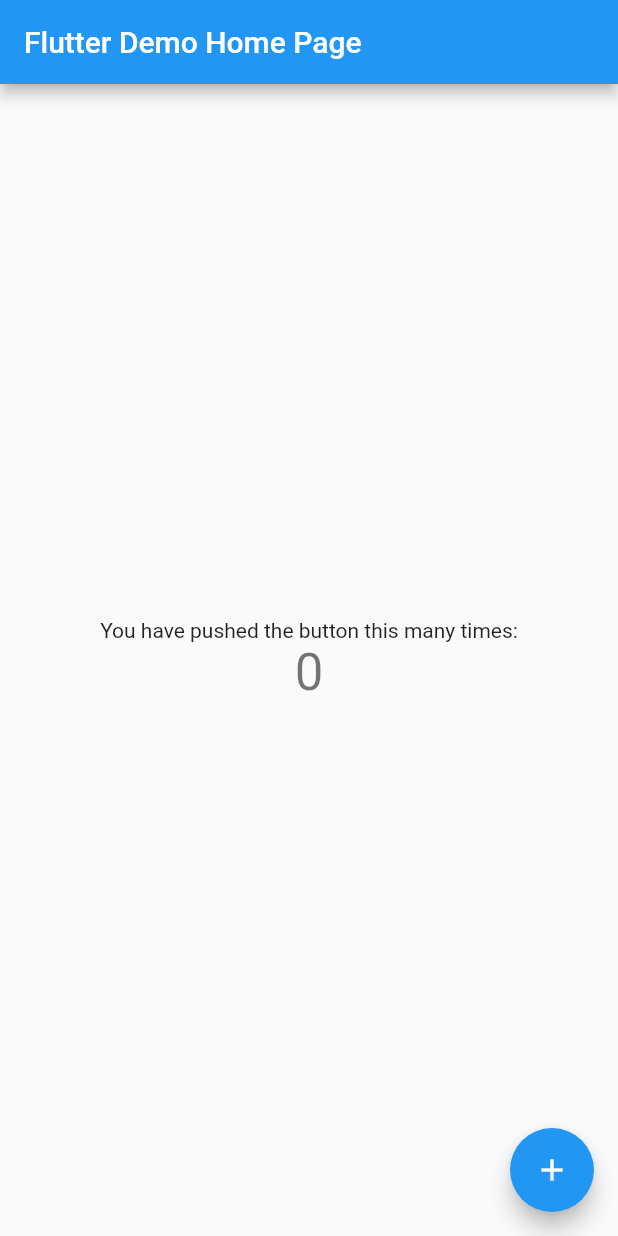
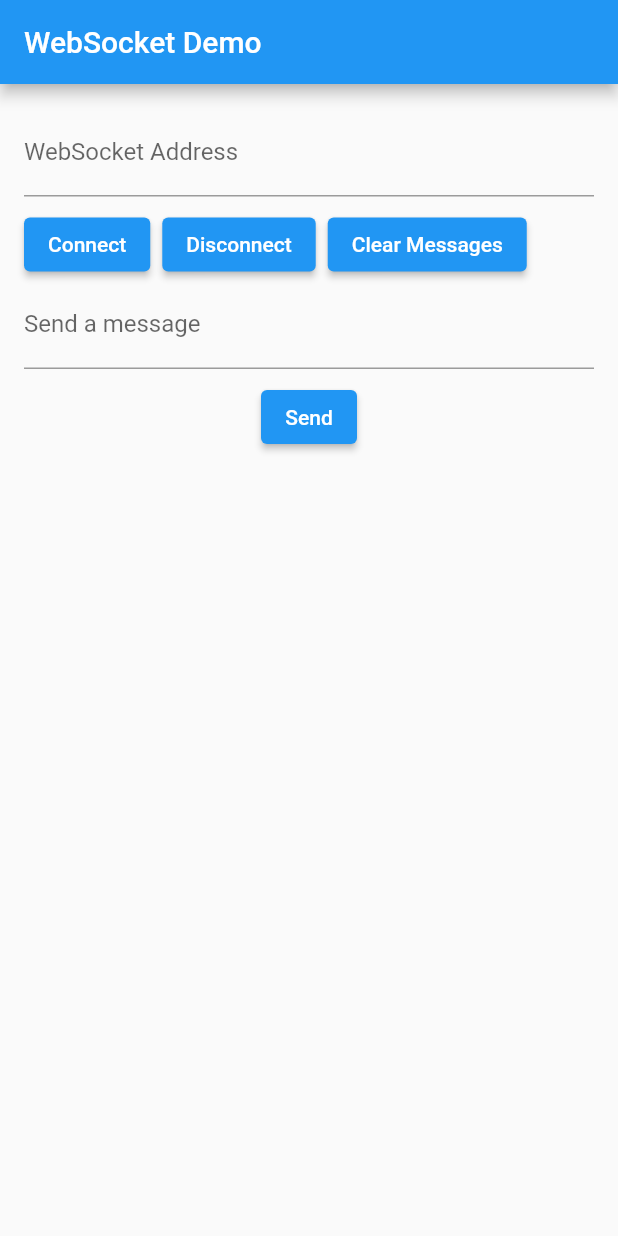
Before and after one commit to qiutuleng/flutter-websocket-demo, a Flutter app: the screen it shows after launch, on a phone screen of 412 x 824 dp. Run offline on Flutter 3.47's test engine with Material 2 defaults, Android fonts, the phone set to English and light mode, and no system bars.

Commit message:
Complete WebSocket Demo

```diff
--- a/lib/main.dart
+++ b/lib/main.dart
@@ -1,115 +1,17 @@
 import 'package:flutter/material.dart';
+import 'web_socket_page.dart';
 
-void main() {
-  runApp(const MyApp());
-}
+void main() => runApp(MyApp());
 
 class MyApp extends StatelessWidget {
-  const MyApp({super.key});
-
-  // This widget is the root of your application.
   @override
   Widget build(BuildContext context) {
     return MaterialApp(
-      title: 'Flutter Demo',
+      title: 'WebSocket Demo',
       theme: ThemeData(
-        // This is the theme of your application.
-        //
-        // Try running your application with "flutter run". You'll see the
-        // application has a blue toolbar. Then, without quitting the app, try
-        // changing the primarySwatch below to Colors.green and then invoke
-        // "hot reload" (press "r" in the console where you ran "flutter run",
-        // or simply save your changes to "hot reload" in a Flutter IDE).
-        // Notice that the counter didn't reset back to zero; the application
-        // is not restarted.
         primarySwatch: Colors.blue,
       ),
-      home: const MyHomePage(title: 'Flutter Demo Home Page'),
+      home: WebSocketPage(),
     );
   }
 }
-
-class MyHomePage extends StatefulWidget {
-  const MyHomePage({super.key, required this.title});
-
-  // This widget is the home page of your application. It is stateful, meaning
-  // that it has a State object (defined below) that contains fields that affect
-  // how it looks.
-
-  // This class is the configuration for the state. It holds the values (in this
-  // case the title) provided by the parent (in this case the App widget) and
-  // used by the build method of the State. Fields in a Widget subclass are
-  // always marked "final".
-
-  final String title;
-
-  @override
-  State<MyHomePage> createState() => _MyHomePageState();
-}
-
-class _MyHomePageState extends State<MyHomePage> {
-  int _counter = 0;
-
-  void _incrementCounter() {
-    setState(() {
-      // This call to setState tells the Flutter framework that something has
-      // changed in this State, which causes it to rerun the build method below
-      // so that the display can reflect the updated values. If we changed
-      // _counter without calling setState(), then the build method would not be
-      // called again, and so nothing would appear to happen.
-      _counter++;
-    });
-  }
-
-  @override
-  Widget build(BuildContext context) {
-    // This method is rerun every time setState is called, for instance as done
-    // by the _incrementCounter method above.
-    //
-    // The Flutter framework has been optimized to make rerunning build methods
-    // fast, so that you can just rebuild anything that needs updating rather
-    // than having to individually change instances of widgets.
-    return Scaffold(
-      appBar: AppBar(
-        // Here we take the value from the MyHomePage object that was created by
-        // the App.build method, and use it to set our appbar title.
-        title: Text(widget.title),
-      ),
-      body: Center(
-        // Center is a layout widget. It takes a single child and positions it
-        // in the middle of the parent.
-        child: Column(
-          // Column is also a layout widget. It takes a list of children and
-          // arranges them vertically. By default, it sizes itself to fit its
-          // children horizontally, and tries to be as tall as its parent.
-          //
-          // Invoke "debug painting" (press "p" in the console, choose the
-          // "Toggle Debug Paint" action from the Flutter Inspector in Android
-          // Studio, or the "Toggle Debug Paint" command in Visual Studio Code)
-          // to see the wireframe for each widget.
-          //
-          // Column has various properties to control how it sizes itself and
-          // how it positions its children. Here we use mainAxisAlignment to
-          // center the children vertically; the main axis here is the vertical
-          // axis because Columns are vertical (the cross axis would be
-          // horizontal).
-          mainAxisAlignment: MainAxisAlignment.center,
-          children: <Widget>[
-            const Text(
-              'You have pushed the button this many times:',
-            ),
-            Text(
-              '$_counter',
-              style: Theme.of(context).textTheme.headlineMedium,
-            ),
-          ],
-        ),
-      ),
-      floatingActionButton: FloatingActionButton(
-        onPressed: _incrementCounter,
-        tooltip: 'Increment',
-        child: const Icon(Icons.add),
-      ), // This trailing comma makes auto-formatting nicer for build methods.
-    );
-  }
-}
--- /dev/null
+++ b/lib/web_socket_manager.dart
@@ -0,0 +1,136 @@
+import 'dart:async';
+import 'package:web_socket_channel/web_socket_channel.dart';
+import 'package:web_socket_channel/io.dart';
+
+typedef MessageCallback = void Function(String message);
+typedef ConnectionCallback = void Function(String address);
+typedef DisconnectionCallback = void Function(bool manual);
+typedef ErrorCallback = void Function(String error);
+typedef ReconnectingCallback = void Function();
+typedef PongTimeoutCallback = void Function();
+
+class WebSocketManager {
+  final MessageCallback onMessage;
+  final ConnectionCallback onConnected;
+  final DisconnectionCallback onDisconnected;
+  final ErrorCallback onError;
+  final ReconnectingCallback onReconnecting;
+  final PongTimeoutCallback onPongTimeout;
+
+  final bool enablePing;
+  final bool enablePong;
+
+  WebSocketChannel? _channel;
+  Timer? _heartbeatTimer;
+  Timer? _pongTimeoutTimer;
+  bool _isManualDisconnect = false;
+  bool _isReconnecting = false;
+  String? _address;
+
+  WebSocketManager({
+    required this.onMessage,
+    required this.onConnected,
+    required this.onDisconnected,
+    required this.onError,
+    required this.onReconnecting,
+    required this.onPongTimeout,
+    this.enablePing = true,
+    this.enablePong = true,
+  });
+
+  void connect(String address) {
+    _address = address;
+    _isManualDisconnect = false;
+    _channel = IOWebSocketChannel.connect(address);
+    onConnected(address);
+    _channel!.stream.listen(
+          (data) {
+        onMessage('Received: $data');
+        if (enablePong && data == 'PONG') {
+          _resetPongTimeout();
+        }
+      },
+      onDone: () {
+        if (!_isManualDisconnect) {
+          onDisconnected(false);
+          _reconnect();
+        } else {
+          onDisconnected(true);
+        }
+      },
+      onError: (error) {
+        onError('Error: $error');
+        _reconnect();
+      },
+    );
+    if (enablePing) {
+      _startHeartbeat();
+    }
+    if (enablePong) {
+      _resetPongTimeout();
+    }
+  }
+
+  void _startHeartbeat() {
+    _stopHeartbeat();
+    _heartbeatTimer = Timer.periodic(const Duration(seconds: 3), (timer) {
+      if (_channel != null) {
+        _channel!.sink.add('PING');
+        onMessage('Sent: PING');
+      }
+    });
+  }
+
+  void _stopHeartbeat() {
+    _heartbeatTimer?.cancel();
+    _heartbeatTimer = null;
+  }
+
+  void _resetPongTimeout() {
+    _pongTimeoutTimer?.cancel();
+    _pongTimeoutTimer = Timer(const Duration(seconds: 10), () {
+      onPongTimeout();
+      disconnect();
+      _reconnect();
+    });
+  }
+
+  void sendMessage(String message) {
+    if (_channel != null) {
+      _channel!.sink.add(message);
+      onMessage('Sent: $message');
+    }
+  }
+
+  void manualDisconnect() {
+    _isManualDisconnect = true;
+    disconnect();
+  }
+
+  void disconnect() {
+    _stopHeartbeat();
+    _channel?.sink.close();
+    _channel = null;
+    _pongTimeoutTimer?.cancel();
+    _pongTimeoutTimer = null;
+  }
+
+  void _reconnect() {
+    if (_isReconnecting) return;
+    _isReconnecting = true;
+    onReconnecting();
+    Future.delayed(const Duration(seconds: 1), () {
+      if (_address != null) {
+        _isManualDisconnect = false;
+        connect(_address!);
+        _isReconnecting = false;
+      }
+    });
+  }
+
+  void dispose() {
+    disconnect();
+    _heartbeatTimer?.cancel();
+    _pongTimeoutTimer?.cancel();
+  }
+}
--- /dev/null
+++ b/lib/web_socket_page.dart
@@ -0,0 +1,156 @@
+import 'package:flutter/material.dart';
+import 'web_socket_manager.dart';
+
+class WebSocketPage extends StatefulWidget {
+  @override
+  _WebSocketPageState createState() => _WebSocketPageState();
+}
+
+class _WebSocketPageState extends State<WebSocketPage> {
+  final TextEditingController _controller = TextEditingController();
+  final TextEditingController _messageController = TextEditingController();
+  WebSocketManager? _webSocketManager;
+  final List<Map<String, String>> _messages = [];
+
+  @override
+  void initState() {
+    super.initState();
+    _webSocketManager = WebSocketManager(
+      onMessage: (message) {
+        _insertMessage(message);
+      },
+      onConnected: (address) {
+        _insertMessage('Connected to $address');
+      },
+      onDisconnected: (manual) {
+        _insertMessage(manual ? 'Disconnected manually' : 'Disconnected');
+      },
+      onError: (error) {
+        _insertMessage('Error: $error');
+      },
+      onReconnecting: () {
+        _insertMessage('Reconnecting...');
+      },
+      onPongTimeout: () {
+        _insertMessage('PONG timeout, disconnecting...');
+      },
+    );
+  }
+
+  void _insertMessage(String message) {
+    setState(() {
+      _messages.insert(0, {
+        'message': message,
+        'timestamp': DateTime.now().toString()
+      });
+    });
+  }
+
+  void _connect() {
+    if (_controller.text.isNotEmpty) {
+      _webSocketManager!.connect(_controller.text);
+    }
+  }
+
+  void _manualDisconnect() {
+    _webSocketManager!.manualDisconnect();
+  }
+
+  void _sendMessage() {
+    if (_messageController.text.isNotEmpty) {
+      _webSocketManager!.sendMessage(_messageController.text);
+      _messageController.clear();
+    }
+  }
+
+  void _clearMessages() {
+    setState(() {
+      _messages.clear();
+    });
+  }
+
+  @override
+  void dispose() {
+    _controller.dispose();
+    _messageController.dispose();
+    _webSocketManager!.dispose();
+    super.dispose();
+  }
+
+  @override
+  Widget build(BuildContext context) {
+    return Scaffold(
+      appBar: AppBar(
+        title: const Text('WebSocket Demo'),
+      ),
+      body: Padding(
+        padding: const EdgeInsets.all(16.0),
+        child: Column(
+          children: <Widget>[
+            TextField(
+              controller: _controller,
+              decoration: const InputDecoration(
+                labelText: 'WebSocket Address',
+              ),
+            ),
+            const SizedBox(height: 8),
+            Row(
+              children: <Widget>[
+                ElevatedButton(
+                  onPressed: _connect,
+                  child: const Text('Connect'),
+                ),
+                const SizedBox(width: 8),
+                ElevatedButton(
+                  onPressed: _manualDisconnect,
+                  child: const Text('Disconnect'),
+                ),
+                const SizedBox(width: 8),
+                ElevatedButton(
+                  onPressed: _clearMessages,
+                  child: const Text('Clear Messages'),
+                ),
+              ],
+            ),
+            TextField(
+              controller: _messageController,
+              decoration: const InputDecoration(
+                labelText: 'Send a message',
+              ),
+            ),
+            const SizedBox(height: 8),
+            ElevatedButton(
+              onPressed: _sendMessage,
+              child: const Text('Send'),
+            ),
+            Expanded(
+              child: ListView.builder(
+                reverse: true,
+                itemCount: _messages.length,
+                itemBuilder: (context, index) {
+                  return Column(
+                    children: [
+                      ListTile(
+                        title: Row(
+                          mainAxisAlignment: MainAxisAlignment.spaceBetween,
+                          children: [
+                            Expanded(child: Text(_messages[index]['message']!)),
+                            Text(
+                              _messages[index]['timestamp']!,
+                              style: const TextStyle(fontSize: 12, color: Colors.grey),
+                            ),
+                          ],
+                        ),
+                      ),
+                      const Divider(), // 添加分割线
+                    ],
+                  );
+                },
+              ),
+            ),
+          ],
+        ),
+      ),
+    );
+  }
+}
--- a/pubspec.yaml
+++ b/pubspec.yaml
@@ -35,6 +35,7 @@ dependencies:
   # The following adds the Cupertino Icons font to your application.
   # Use with the CupertinoIcons class for iOS style icons.
   cupertino_icons: ^1.0.2
+  web_socket_channel: ^2.4.0
 
 dev_dependencies:
   flutter_test:
```
Also changed, not shown: pubspec.lock, 1 other file.
